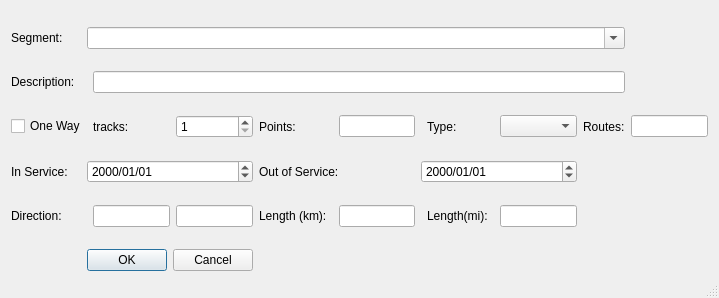
Qt form mapper_app/ui/editsegmentdialog.ui (allenck/mapper) before a commit.
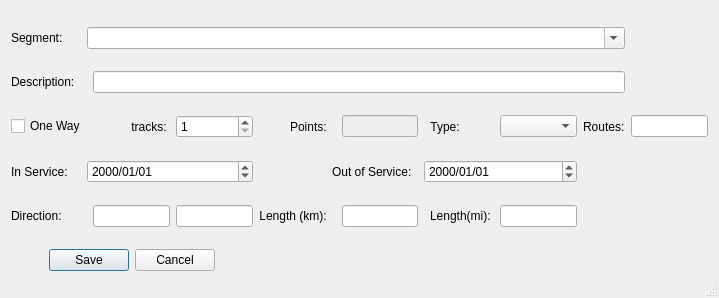
The same form after that commit. Custom widgets are drawn as their Qt base class.

Diff of the .ui file:
```diff
--- a/mapper_app/ui/editsegmentdialog.ui
+++ b/mapper_app/ui/editsegmentdialog.ui
@@ -20,21 +20,30 @@
    <item row="2" column="3">
     <widget class="QLabel" name="label_3">
      <property name="text">
-      <string>tracks:</string>
+      <string>tracks: </string>
+     </property>
+     <property name="alignment">
+      <set>Qt::AlignRight|Qt::AlignTrailing|Qt::AlignVCenter</set>
      </property>
     </widget>
    </item>
    <item row="2" column="5">
     <widget class="QLabel" name="label_9">
      <property name="text">
-      <string>Points:</string>
+      <string>Points: </string>
+     </property>
+     <property name="alignment">
+      <set>Qt::AlignRight|Qt::AlignTrailing|Qt::AlignVCenter</set>
      </property>
     </widget>
    </item>
    <item row="2" column="9">
     <widget class="QLabel" name="label_4">
      <property name="text">
-      <string>Type:</string>
+      <string>Type: </string>
+     </property>
+     <property name="alignment">
+      <set>Qt::AlignRight|Qt::AlignTrailing|Qt::AlignVCenter</set>
      </property>
     </widget>
    </item>
@@ -83,15 +92,11 @@
      </property>
     </widget>
    </item>
-   <item row="4" column="9">
-    <widget class="QLabel" name="label_8">
-     <property name="text">
-      <string>Length(mi):</string>
-     </property>
-    </widget>
-   </item>
    <item row="2" column="7">
     <widget class="QLineEdit" name="txtPoints">
+     <property name="enabled">
+      <bool>false</bool>
+     </property>
      <property name="readOnly">
       <bool>true</bool>
      </property>
@@ -114,7 +119,10 @@
    <item row="3" column="5" colspan="3">
     <widget class="QLabel" name="label_6">
      <property name="text">
-      <string>Out of Service:</string>
+      <string>Out of Service:  </string>
+     </property>
+     <property name="alignment">
+      <set>Qt::AlignRight|Qt::AlignTrailing|Qt::AlignVCenter</set>
      </property>
     </widget>
    </item>
@@ -138,7 +146,10 @@
       <enum>Qt::Horizontal</enum>
      </property>
      <property name="standardButtons">
-      <set>QDialogButtonBox::Cancel|QDialogButtonBox::Ok</set>
+      <set>QDialogButtonBox::Cancel|QDialogButtonBox::Save</set>
+     </property>
+     <property name="centerButtons">
+      <bool>true</bool>
      </property>
     </widget>
    </item>
@@ -162,7 +173,10 @@
    <item row="4" column="5">
     <widget class="QLabel" name="label_7">
      <property name="text">
-      <string>Length (km):</string>
+      <string>Length (km): </string>
+     </property>
+     <property name="alignment">
+      <set>Qt::AlignRight|Qt::AlignTrailing|Qt::AlignVCenter</set>
      </property>
     </widget>
    </item>
@@ -209,6 +223,16 @@
      </property>
     </spacer>
    </item>
+   <item row="4" column="9" colspan="2">
+    <widget class="QLabel" name="label_8">
+     <property name="text">
+      <string>Length(mi): </string>
+     </property>
+     <property name="alignment">
+      <set>Qt::AlignRight|Qt::AlignTrailing|Qt::AlignVCenter</set>
+     </property>
+    </widget>
+   </item>
   </layout>
  </widget>
  <customwidgets>
```
